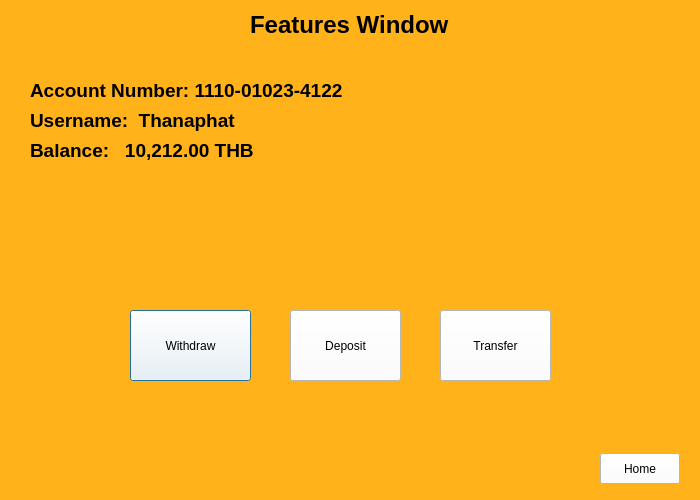
First picture: the form in BankManagement_Extra/Forms/featureswindow.ui, repository SamDukJin/OOP_Proj-new-, before the edit.
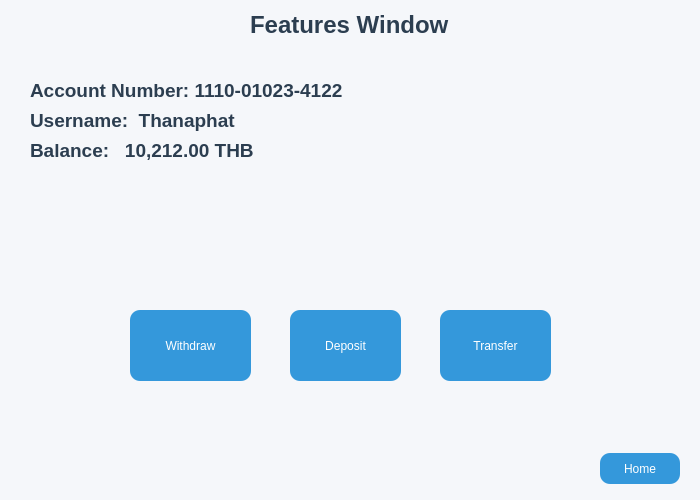
Second picture: the form after the edit.

The edit to the form file:
```diff
--- a/BankManagement_Extra/Forms/featureswindow.ui
+++ b/BankManagement_Extra/Forms/featureswindow.ui
@@ -15,8 +15,9 @@
   </property>
   <property name="styleSheet">
    <string notr="true">QDialog{
-	background-color: rgb(255, 178, 25)
-}</string>
+background-color: #f5f7fa
+}
+</string>
   </property>
   <widget class="QLabel" name="label">
    <property name="geometry">
@@ -34,8 +35,9 @@
     </font>
    </property>
    <property name="styleSheet">
-    <string notr="true">QLabel{
-	color:black
+    <string notr="true">QLabel {
+    color: #2c3e50;
+    font-weight: bold;
 }</string>
    </property>
    <property name="text">
@@ -52,9 +54,19 @@
     </rect>
    </property>
    <property name="styleSheet">
-    <string notr="true">QPushButton{
-	color: black;
-	background-color:white
+    <string notr="true">QPushButton {
+    background-color: #3498db;
+    color: white;
+    border: none;
+    border-radius: 10px;
+}
+
+QPushButton:hover {
+    background-color: #2980b9;
+}
+
+QPushButton:pressed {
+    background-color: #1c5985;
 }</string>
    </property>
    <property name="text">
@@ -71,9 +83,19 @@
     </rect>
    </property>
    <property name="styleSheet">
-    <string notr="true">QPushButton{
-	color: black;
-	background-color:white
+    <string notr="true">QPushButton {
+    background-color: #3498db;
+    color: white;
+    border: none;
+    border-radius: 10px;
+}
+
+QPushButton:hover {
+    background-color: #2980b9;
+}
+
+QPushButton:pressed {
+    background-color: #1c5985;
 }</string>
    </property>
    <property name="text">
@@ -90,9 +112,19 @@
     </rect>
    </property>
    <property name="styleSheet">
-    <string notr="true">QPushButton{
-	color: black;
-	background-color:white
+    <string notr="true">QPushButton {
+    background-color: #3498db;
+    color: white;
+    border: none;
+    border-radius: 10px;
+}
+
+QPushButton:hover {
+    background-color: #2980b9;
+}
+
+QPushButton:pressed {
+    background-color: #1c5985;
 }</string>
    </property>
    <property name="text">
@@ -116,7 +148,8 @@
    </property>
    <property name="styleSheet">
     <string notr="true">QLabel {
-    color: black;
+    color: #2c3e50;
+    font-weight: bold;
 }</string>
    </property>
    <property name="text">
@@ -140,7 +173,8 @@
    </property>
    <property name="styleSheet">
     <string notr="true">QLabel {
-    color: black;
+    color: #2c3e50;
+    font-weight: bold;
 }</string>
    </property>
    <property name="text">
@@ -164,7 +198,8 @@
    </property>
    <property name="styleSheet">
     <string notr="true">QLabel {
-    color: black;
+    color: #2c3e50;
+    font-weight: bold;
 }</string>
    </property>
    <property name="text">
@@ -181,39 +216,25 @@
     </rect>
    </property>
    <property name="styleSheet">
-    <string notr="true">QPushButton{
-	color: black;
-	background-color:white
+    <string notr="true">QPushButton {
+    background-color: #3498db;
+    color: white;
+    border: none;
+    border-radius: 10px;
+}
+
+QPushButton:hover {
+    background-color: #2980b9;
+}
+
+QPushButton:pressed {
+    background-color: #1c5985;
 }</string>
    </property>
    <property name="text">
     <string>Home</string>
    </property>
   </widget>
-  <widget class="QLabel" name="AnnounceLabel">
-   <property name="geometry">
-    <rect>
-     <x>80</x>
-     <y>210</y>
-     <width>501</width>
-     <height>51</height>
-    </rect>
-   </property>
-   <property name="font">
-    <font>
-     <pointsize>12</pointsize>
-     <bold>true</bold>
-    </font>
-   </property>
-   <property name="styleSheet">
-    <string notr="true">QLabel{
-	color:black;
-}</string>
-   </property>
-   <property name="text">
-    <string/>
-   </property>
-  </widget>
  </widget>
  <resources/>
  <connections/>
```
